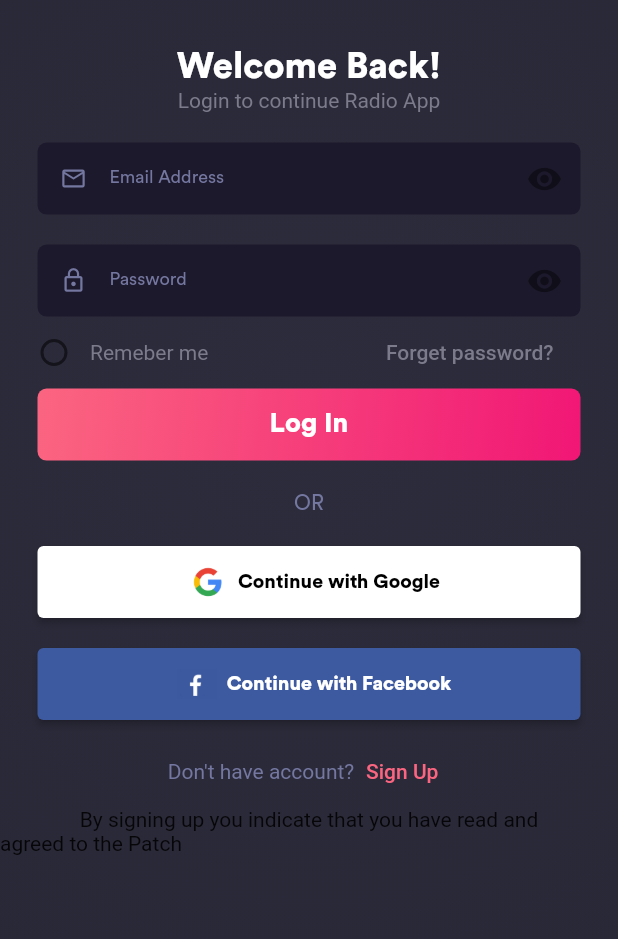
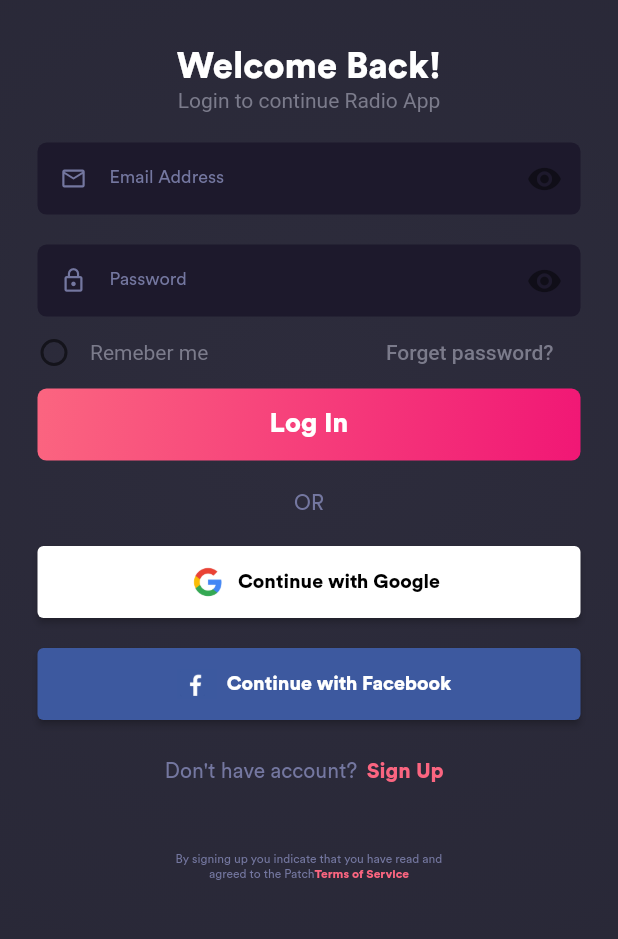
Before and after one commit to Drako-Rexon/Poddy_Caster, a Flutter app: the screen it shows after launch, on a phone screen of 412 x 824 dp, the part 213-1152 px from its top. Run offline on Flutter 3.47's test engine with Material 2 defaults, Android fonts, the phone set to English and light mode, and no system bars; our stand-ins replace get.

Commit message:
sign in UI complete

```diff
--- /dev/null
+++ b/lib/Terms_of_service/terms_of_service.dart
@@ -0,0 +1,13 @@
+import 'package:flutter/material.dart';
+
+class TermsOfService extends StatelessWidget {
+  const TermsOfService({Key? key}) : super(key: key);
+
+  @override
+  Widget build(BuildContext context) {
+    return Container(
+        child: Center(
+      child: Text("Center"),
+    ));
+  }
+}
--- a/lib/authorization/sign_in/sign_in.dart
+++ b/lib/authorization/sign_in/sign_in.dart
@@ -1,4 +1,6 @@
 import 'package:flutter/material.dart';
+import 'package:get/get.dart';
+import 'package:podcast_app/Terms_of_service/terms_of_service.dart';
 import 'package:podcast_app/authorization/components/input_info_text_field.dart';
 import 'package:podcast_app/authorization/components/sign_in_button.dart';
 
@@ -152,6 +154,7 @@ class _SignInPageState extends State<SignInPage> {
                     Text(
                       "Don't have account?",
                       style: TextStyle(
+                        fontFamily: 'CircularStd-Book',
                         color: Color(0xFF7477A0),
                       ),
                     ),
@@ -163,34 +166,44 @@ class _SignInPageState extends State<SignInPage> {
                       child: Text(
                         "Sign Up",
                         style: TextStyle(
+                          fontFamily: 'CircularStd',
                           color: Color(0xFFFB6580),
                         ),
                       ),
                     ),
                   ],
                 ),
-                Column(
+                SizedBox(height: 30),
+                Text(
+                  "By signing up you indicate that you have read and",
+                  style: TextStyle(
+                    fontSize: 8,
+                    fontFamily: 'CircularStd-Book',
+                    color: Color(0xFF7477A0),
+                  ),
+                ),
+                Row(
+                  mainAxisAlignment: MainAxisAlignment.center,
                   children: [
-                    Container(
+                    Text(
+                      "agreed to the Patch",
+                      style: TextStyle(
+                        fontSize: 8,
+                        fontFamily: 'CircularStd-Book',
+                        color: Color(0xFF7477A0),
+                      ),
+                    ),
+                    InkWell(
+                      onTap: () {
+                        Get.to(TermsOfService());
+                      },
                       child: Text(
-                          "By signing up you indicate that you have read and"),
-                    ),
-                    Container(
-                      child: Row(
-                        children: [
-                          Text("agreed to the Patch"),
-                          // TextButton(
-                          //   style: ButtonStyle(
-                          //     minimumSize: MaterialStateProperty.all(
-                          //         Size.zero), // Set this
-                          //     padding:
-                          //         MaterialStateProperty.all(EdgeInsets.zero),
-                          //   ),
-                          //   onPressed: () {},
-
-                          //   child: Text("Terms of Service"),
-                          // ),
-                        ],
+                        "Terms of Service",
+                        style: TextStyle(
+                          fontSize: 8,
+                          fontFamily: 'CircularStd',
+                          color: Color(0xFFFB6580),
+                        ),
                       ),
                     ),
                   ],
```
